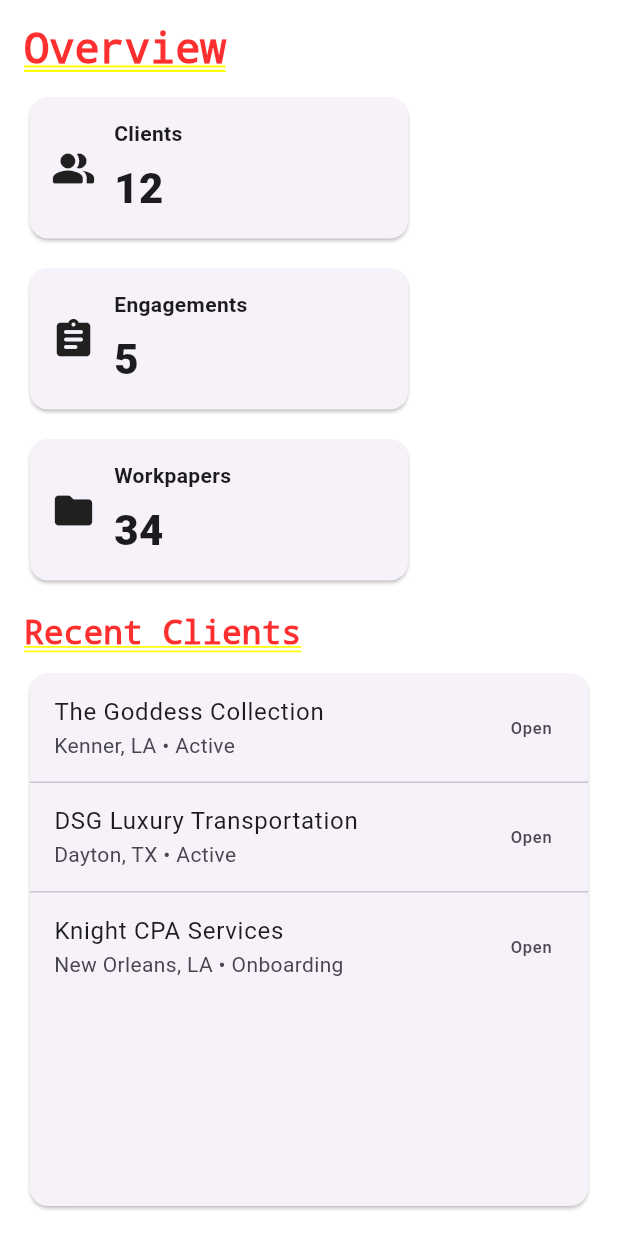
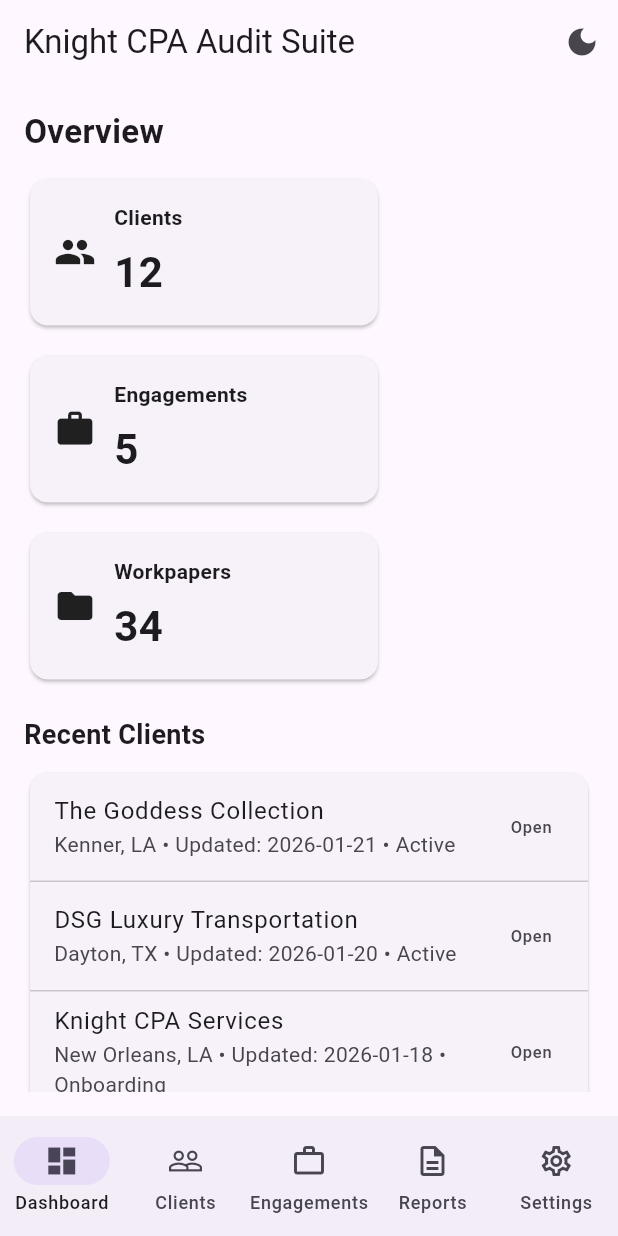
Before and after one commit to metiennewebdesigns/knight_cpa_audit_suite, a Flutter app: the screen it shows after launch, on a phone screen of 412 x 824 dp. Run offline on Flutter 3.47's test engine with Material 3 defaults, Android fonts, the phone set to English and light mode, and no system bars; our stand-ins replace go_router, shared_preferences.

Commit message:
Stable engagements + router alignment (macOS verified)

```diff
--- a/lib/app.dart
+++ b/lib/app.dart
@@ -1,4 +1,5 @@
 import 'package:flutter/material.dart';
+
 import 'core/router/app_router.dart';
 import 'core/storage/local_store.dart';
 
@@ -14,28 +15,18 @@ class App extends StatelessWidget {
 
   @override
   Widget build(BuildContext context) {
-    final router = AppRouter.build(store: store, themeMode: themeMode);
-
     return ValueListenableBuilder<ThemeMode>(
       valueListenable: themeMode,
       builder: (context, mode, _) {
         return MaterialApp.router(
           debugShowCheckedModeBanner: false,
-          title: 'Knight CPA Audit Suite',
           themeMode: mode,
-          theme: ThemeData(
-            colorScheme: ColorScheme.fromSeed(seedColor: const Color(0xFF6B4EFF)),
-            useMaterial3: true,
+          theme: ThemeData.light(),
+          darkTheme: ThemeData.dark(),
+          routerConfig: AppRouter.build(
+            store: store,
+            themeMode: themeMode,
           ),
-          darkTheme: ThemeData(
-            brightness: Brightness.dark,
-            colorScheme: ColorScheme.fromSeed(
-              seedColor: const Color(0xFF6B4EFF),
-              brightness: Brightness.dark,
-            ),
-            useMaterial3: true,
-          ),
-          routerConfig: router,
         );
       },
     );
--- a/lib/features/audit_suite/screens/audit_shell.dart
+++ b/lib/features/audit_suite/screens/audit_shell.dart
@@ -1,82 +1,87 @@
 import 'package:flutter/material.dart';
 import 'package:go_router/go_router.dart';
 
-class AuditShell extends StatefulWidget {
+import '../../../core/storage/local_store.dart';
+
+class AuditShell extends StatelessWidget {
   const AuditShell({
     super.key,
+    required this.store,
+    required this.themeMode,
+    required this.location,
     required this.child,
-    required this.themeMode,
   });
 
+  final LocalStore store;
+  final ValueNotifier<ThemeMode> themeMode;
+  final String location;
   final Widget child;
-  final ValueNotifier<ThemeMode> themeMode;
 
-  @override
-  State<AuditShell> createState() => _AuditShellState();
-}
+  int _indexForLocation(String loc) {
+    if (loc.startsWith('/clients')) return 1;
+    if (loc.startsWith('/engagements')) return 2;
+    if (loc.startsWith('/reports')) return 3;
+    if (loc.startsWith('/settings')) return 4;
+    return 0; // dashboard
+  }
 
-class _AuditShellState extends State<AuditShell> {
-  static const _tabs = <_TabItem>[
-    _TabItem(label: 'Home', icon: Icons.home_rounded, route: '/'),
-    _TabItem(label: 'Clients', icon: Icons.people_alt_rounded, route: '/clients'),
-    _TabItem(label: 'Engagements', icon: Icons.assignment_rounded, route: '/engagements'),
-    _TabItem(label: 'Reports', icon: Icons.bar_chart_rounded, route: '/reports'),
-    _TabItem(label: 'Settings', icon: Icons.settings_rounded, route: '/settings'),
-  ];
-
-  int _locationToIndex(String location) {
-    // Match by prefix so /engagements/123 stays on Engagements tab.
-    for (var i = 0; i < _tabs.length; i++) {
-      final r = _tabs[i].route;
-      if (location == r || (r != '/' && location.startsWith(r))) return i;
+  void _goForIndex(BuildContext context, int index) {
+    switch (index) {
+      case 0:
+        context.go('/dashboard');
+        break;
+      case 1:
+        context.go('/clients');
+        break;
+      case 2:
+        context.go('/engagements');
+        break;
+      case 3:
+        context.go('/reports');
+        break;
+      case 4:
+        context.go('/settings');
+        break;
     }
-    return 0;
   }
 
   @override
   Widget build(BuildContext context) {
-    final location = GoRouterState.of(context).uri.toString();
-    final currentIndex = _locationToIndex(location);
+    final selectedIndex = _indexForLocation(location);
 
     return Scaffold(
-      appBar: AppBar(
-        title: const Text('Knight CPA Audit Suite'),
-        actions: [
-          IconButton(
-            tooltip: 'Toggle theme',
-            icon: ValueListenableBuilder<ThemeMode>(
-              valueListenable: widget.themeMode,
-              builder: (context, mode, _) {
-                return Icon(
-                  mode == ThemeMode.dark ? Icons.dark_mode_rounded : Icons.light_mode_rounded,
-                );
-              },
-            ),
-            onPressed: () {
-              final current = widget.themeMode.value;
-              widget.themeMode.value =
-                  current == ThemeMode.dark ? ThemeMode.light : ThemeMode.dark;
-            },
+      body: child,
+      bottomNavigationBar: NavigationBar(
+        selectedIndex: selectedIndex,
+        onDestinationSelected: (i) => _goForIndex(context, i),
+        destinations: const [
+          NavigationDestination(
+            icon: Icon(Icons.dashboard_outlined),
+            selectedIcon: Icon(Icons.dashboard),
+            label: 'Dashboard',
           ),
-        ],
-      ),
-      body: widget.child,
-      bottomNavigationBar: NavigationBar(
-        selectedIndex: currentIndex,
-        onDestinationSelected: (index) {
-          context.go(_tabs[index].route);
-        },
-        destinations: [
-          for (final t in _tabs) NavigationDestination(icon: Icon(t.icon), label: t.label),
+          NavigationDestination(
+            icon: Icon(Icons.people_outline),
+            selectedIcon: Icon(Icons.people),
+            label: 'Clients',
+          ),
+          NavigationDestination(
+            icon: Icon(Icons.work_outline),
+            selectedIcon: Icon(Icons.work),
+            label: 'Engagements',
+          ),
+          NavigationDestination(
+            icon: Icon(Icons.description_outlined),
+            selectedIcon: Icon(Icons.description),
+            label: 'Reports',
+          ),
+          NavigationDestination(
+            icon: Icon(Icons.settings_outlined),
+            selectedIcon: Icon(Icons.settings),
+            label: 'Settings',
+          ),
         ],
       ),
     );
   }
 }
-
-class _TabItem {
-  const _TabItem({required this.label, required this.icon, required this.route});
-  final String label;
-  final IconData icon;
-  final String route;
-}
--- a/lib/features/audit_suite/screens/dashboard.dart
+++ b/lib/features/audit_suite/screens/dashboard.dart
@@ -1,4 +1,5 @@
 import 'package:flutter/material.dart';
+
 import '../../../core/storage/local_store.dart';
 
 class DashboardScreen extends StatelessWidget {
@@ -13,66 +14,103 @@ class DashboardScreen extends StatelessWidget {
 
   @override
   Widget build(BuildContext context) {
-    // Simple “known good” dashboard so your build never breaks
-    return Padding(
-      padding: const EdgeInsets.all(16),
-      child: Column(
-        crossAxisAlignment: CrossAxisAlignment.start,
-        children: const [
-          Text('Overview', style: TextStyle(fontSize: 28, fontWeight: FontWeight.w700)),
-          SizedBox(height: 12),
-          _KpiRow(),
-          SizedBox(height: 18),
-          Text('Recent Clients', style: TextStyle(fontSize: 22, fontWeight: FontWeight.w700)),
-          SizedBox(height: 10),
-          Expanded(child: _RecentList()),
+    return Scaffold(
+      appBar: AppBar(
+        title: const Text('Knight CPA Audit Suite'),
+        actions: [
+          IconButton(
+            tooltip: 'Toggle theme',
+            icon: const Icon(Icons.dark_mode),
+            onPressed: () {
+              final current = themeMode.value;
+              themeMode.value =
+                  (current == ThemeMode.dark) ? ThemeMode.light : ThemeMode.dark;
+            },
+          ),
         ],
+      ),
+      body: Padding(
+        padding: const EdgeInsets.all(16),
+        child: ListView(
+          children: [
+            const Text(
+              'Overview',
+              style: TextStyle(fontSize: 22, fontWeight: FontWeight.bold),
+            ),
+            const SizedBox(height: 12),
+            Wrap(
+              spacing: 12,
+              runSpacing: 12,
+              children: const [
+                _StatCard(label: 'Clients', value: '12', icon: Icons.people),
+                _StatCard(label: 'Engagements', value: '5', icon: Icons.work),
+                _StatCard(label: 'Workpapers', value: '34', icon: Icons.folder),
+              ],
+            ),
+            const SizedBox(height: 20),
+            const Text(
+              'Recent Clients',
+              style: TextStyle(fontSize: 18, fontWeight: FontWeight.bold),
+            ),
+            const SizedBox(height: 8),
+            Card(
+              child: Column(
+                children: const [
+                  ListTile(
+                    title: Text('The Goddess Collection'),
+                    subtitle: Text('Kenner, LA • Updated: 2026-01-21 • Active'),
+                    trailing: Text('Open'),
+                  ),
+                  Divider(height: 1),
+                  ListTile(
+                    title: Text('DSG Luxury Transportation'),
+                    subtitle: Text('Dayton, TX • Updated: 2026-01-20 • Active'),
+                    trailing: Text('Open'),
+                  ),
+                  Divider(height: 1),
+                  ListTile(
+                    title: Text('Knight CPA Services'),
+                    subtitle: Text('New Orleans, LA • Updated: 2026-01-18 • Onboarding'),
+                    trailing: Text('Open'),
+                  ),
+                ],
+              ),
+            ),
+          ],
+        ),
       ),
     );
   }
 }
 
-class _KpiRow extends StatelessWidget {
-  const _KpiRow();
+class _StatCard extends StatelessWidget {
+  const _StatCard({
+    required this.label,
+    required this.value,
+    required this.icon,
+  });
 
-  @override
-  Widget build(BuildContext context) {
-    return Wrap(
-      spacing: 12,
-      runSpacing: 12,
-      children: const [
-        _KpiCard(title: 'Clients', value: '12', icon: Icons.people_alt_rounded),
-        _KpiCard(title: 'Engagements', value: '5', icon: Icons.assignment_rounded),
-        _KpiCard(title: 'Workpapers', value: '34', icon: Icons.folder_rounded),
-      ],
-    );
-  }
-}
-
-class _KpiCard extends StatelessWidget {
-  const _KpiCard({required this.title, required this.value, required this.icon});
-
-  final String title;
+  final String label;
   final String value;
   final IconData icon;
 
   @override
   Widget build(BuildContext context) {
     return SizedBox(
-      width: 260,
+      width: 240,
       child: Card(
         child: Padding(
-          padding: const EdgeInsets.all(14),
+          padding: const EdgeInsets.all(16),
           child: Row(
             children: [
-              Icon(icon, size: 30),
+              Icon(icon, size: 28),
               const SizedBox(width: 12),
               Column(
                 crossAxisAlignment: CrossAxisAlignment.start,
                 children: [
-                  Text(title, style: const TextStyle(fontWeight: FontWeight.w600)),
+                  Text(label, style: const TextStyle(fontWeight: FontWeight.w600)),
                   const SizedBox(height: 6),
-                  Text(value, style: const TextStyle(fontSize: 28, fontWeight: FontWeight.w800)),
+                  Text(value, style: const TextStyle(fontSize: 28, fontWeight: FontWeight.bold)),
                 ],
               ),
             ],
@@ -82,34 +120,3 @@ class _KpiCard extends StatelessWidget {
     );
   }
 }
-
-class _RecentList extends StatelessWidget {
-  const _RecentList();
-
-  @override
-  Widget build(BuildContext context) {
-    return Card(
-      child: ListView(
-        children: const [
-          ListTile(
-            title: Text('The Goddess Collection'),
-            subtitle: Text('Kenner, LA • Active'),
-            trailing: Text('Open'),
-          ),
-          Divider(height: 1),
-          ListTile(
-            title: Text('DSG Luxury Transportation'),
-            subtitle: Text('Dayton, TX • Active'),
-            trailing: Text('Open'),
-          ),
-          Divider(height: 1),
-          ListTile(
-            title: Text('Knight CPA Services'),
-            subtitle: Text('New Orleans, LA • Onboarding'),
-            trailing: Text('Open'),
-          ),
-        ],
-      ),
-    );
-  }
-}
```
Also changed, not shown: lib/core/router/app_router.dart (+46 -25 lines), lib/features/audit_suite/screens/checklist.dart (+18 -2 lines), lib/features/audit_suite/screens/clients.dart (+29 -2 lines), lib/features/audit_suite/screens/engagement_detail.dart (+29 -59 lines), lib/features/audit_suite/screens/engagements_list.dart (+25 -22 lines), lib/features/audit_suite/screens/reports.dart (+14 -2 lines), lib/features/audit_suite/screens/settings.dart (+28 -2 lines), lib/main.dart (+8 -4 lines).
